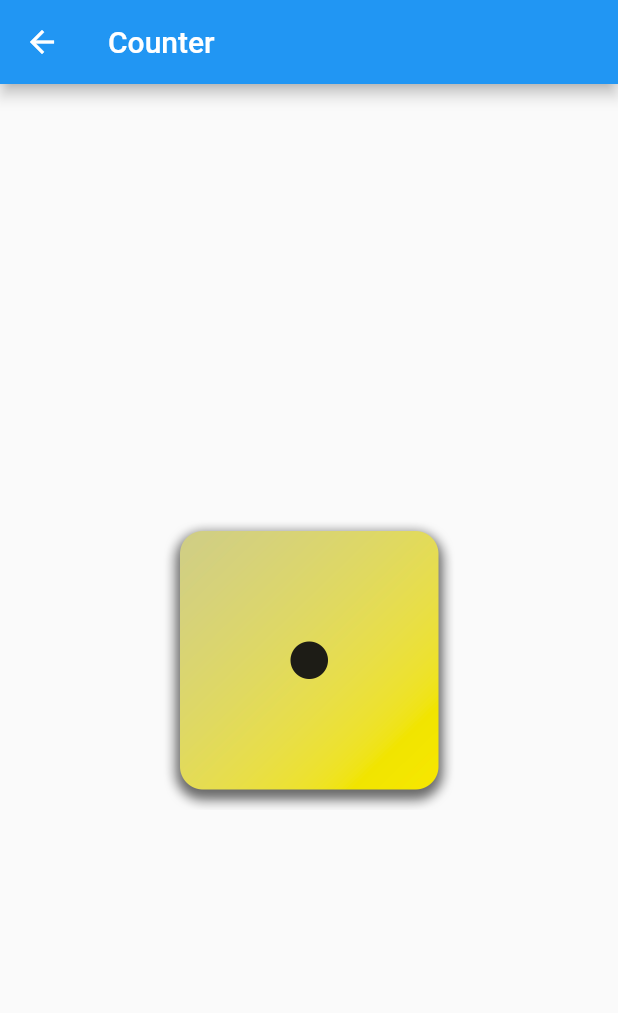
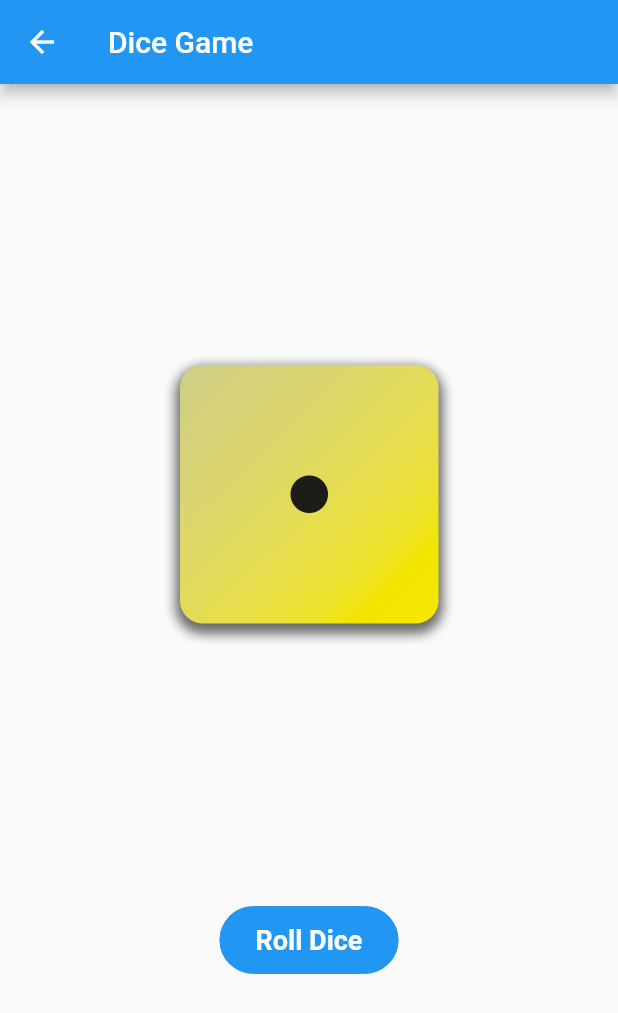
Before and after one commit to faithyeenxin/first-flutter-app, a Flutter app: the DiceGameScreen screen opened directly, on a phone screen of 412 x 824 dp. Shown: the top 1013 px of the screen. Run offline on Flutter 3.47's test engine with Material 2 defaults, Android fonts, the phone set to English and light mode, and no system bars.

Commit message:
feat(dice): add in dice roll functionality with setState

```diff
--- a/lib/screens/dice_game_screen.dart
+++ b/lib/screens/dice_game_screen.dart
@@ -1,3 +1,5 @@
+import 'dart:math';
+
 import 'package:flutter/material.dart';
 
 class DiceGameScreen extends StatefulWidget {
@@ -8,14 +10,71 @@ class DiceGameScreen extends StatefulWidget {
 }
 
 class _DiceGameScreenState extends State<DiceGameScreen> {
+  var currenDiceRoll = 1;
+  void rollDice() {
+    setState(() {
+      currenDiceRoll = Random().nextInt(6) + 1;
+    });
+  }
+
   @override
   Widget build(BuildContext context) {
     return Scaffold(
         appBar: AppBar(
-          title: const Text('Counter'),
+          title: const Text('Dice Game'),
         ),
-        body: Center(
-          child: Image.asset("assets/images/dice-1.png", width: 200),
+        body: Column(
+          mainAxisAlignment: MainAxisAlignment.spaceEvenly,
+          children: [
+            Center(
+              child: Image.asset("assets/images/dice-$currenDiceRoll.png",
+                  width: 200),
+            ),
+            TextButton(
+              onPressed: rollDice,
+              style: ButtonStyle(
+                textStyle: MaterialStateProperty.all<TextStyle>(const TextStyle(
+                  fontSize: 18.0,
+                  color: Colors.white,
+                  fontWeight: FontWeight.bold,
+                )),
+                backgroundColor: MaterialStateProperty.resolveWith<Color>(
+                  (Set<MaterialState> states) {
+                    if (states.contains(MaterialState.pressed)) {
+                      return Colors.blue
+                          .withOpacity(0.8); // Custom color for pressed state
+                    } else if (states.contains(MaterialState.disabled)) {
+                      return Colors.grey; // Custom color for disabled state
+                    }
+                    return Colors.blue; // Default color for other states
+                  },
+                ),
+                foregroundColor: MaterialStateProperty.all<Color>(Colors.white),
+                padding: MaterialStateProperty.all<EdgeInsetsGeometry>(
+                  const EdgeInsets.symmetric(vertical: 12.0, horizontal: 24.0),
+                ),
+                shape: MaterialStateProperty.all<OutlinedBorder>(
+                  RoundedRectangleBorder(
+                    borderRadius: BorderRadius.circular(32.0),
+                    side: const BorderSide(color: Colors.blue),
+                  ),
+                ),
+                side: MaterialStateProperty.all<BorderSide>(
+                  const BorderSide(color: Colors.blue, width: 2.0),
+                ),
+                overlayColor: MaterialStateProperty.resolveWith<Color>(
+                  (Set<MaterialState> states) {
+                    if (states.contains(MaterialState.hovered)) {
+                      return Colors.blue.withOpacity(
+                          0.2); // Custom overlay color for hovered state
+                    }
+                    return Colors.black; // No overlay color for other states
+                  },
+                ),
+              ),
+              child: const Text('Roll Dice'),
+            )
+          ],
         ));
   }
 }
```
